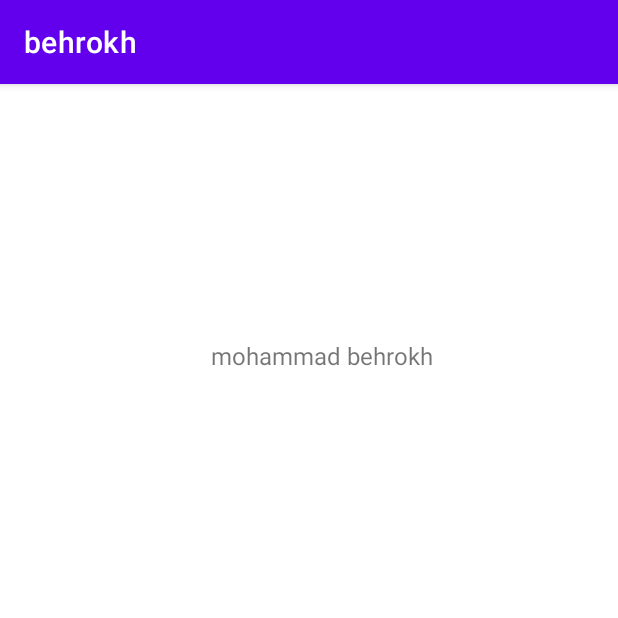
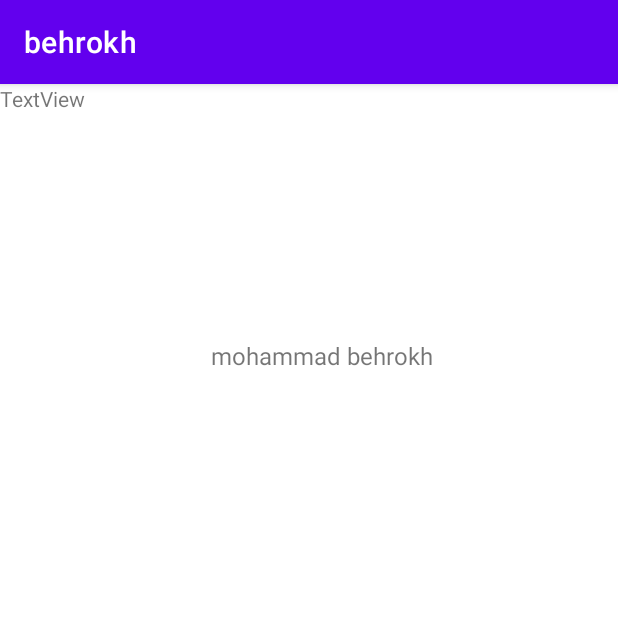
Before and after one commit to mbehrokh/behrokh, an Android app: the screen it shows after launch (MainActivity), on a phone screen of 412 x 824 dp, the top half of it. Run offline under Robolectric (Android 15) with nearby library versions, the phone set to English and light mode, and no system bars.

Commit message:
Initial commit

```diff
--- a/app/src/main/res/layout/activity_main.xml
+++ b/app/src/main/res/layout/activity_main.xml
@@ -29,4 +29,12 @@
         app:layout_constraintTop_toTopOf="parent"
         app:layout_constraintVertical_bias="0.23" />
 
+    <TextView
+        android:id="@+id/textView3"
+        android:layout_width="wrap_content"
+        android:layout_height="wrap_content"
+        android:text="TextView"
+        tools:layout_editor_absoluteX="111dp"
+        tools:layout_editor_absoluteY="59dp" />
+
 </androidx.constraintlayout.widget.ConstraintLayout>
```
